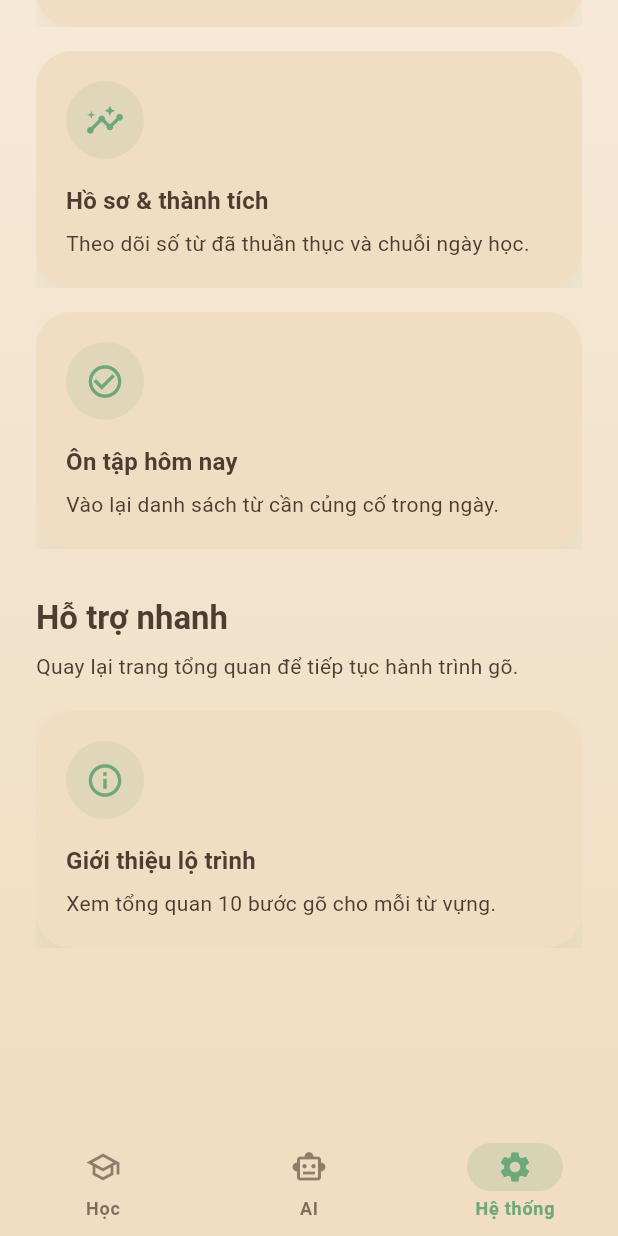
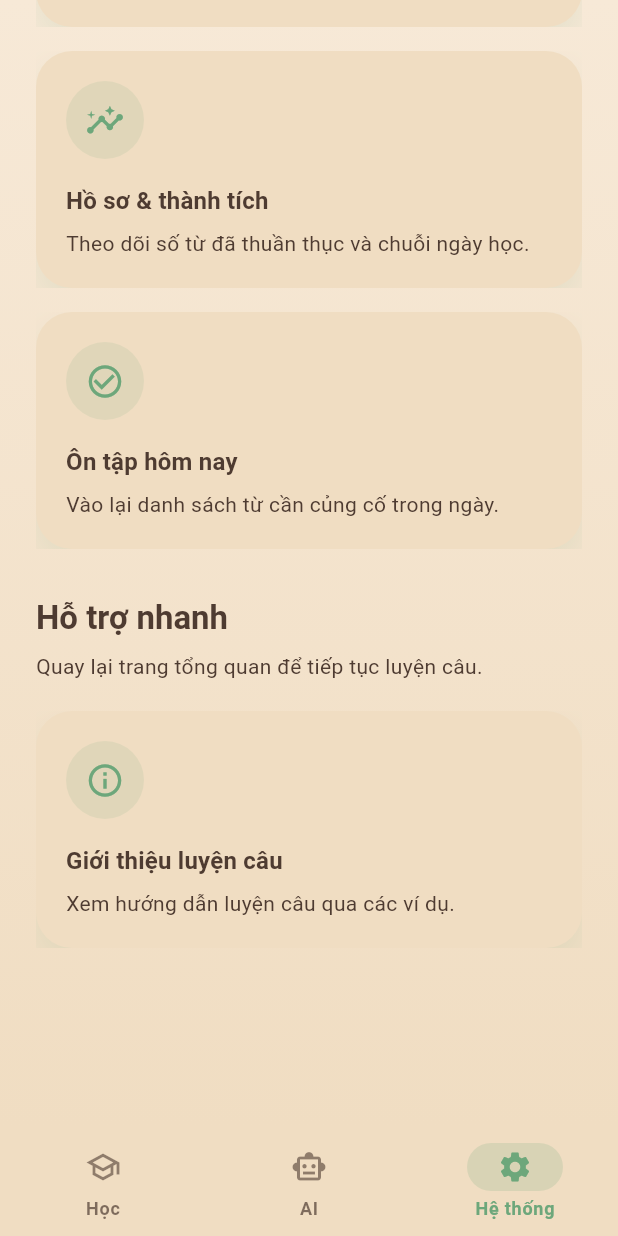
Before and after one commit to hieuhieu2202/learnchinesene, a Flutter app: the screen it shows after launch, item 3 of the bottom bar chosen, scrolled down 348 dp, on a phone screen of 412 x 824 dp. Run offline on Flutter 3.47's test engine with Material 3 defaults, Android fonts, the phone set to English and light mode, and no system bars; our stand-ins replace audioplayers, get, sqflite; accounts and stored records are empty.

Commit message:
Remove typing workflow guidance copy

```diff
--- a/lib/features/vocabulary/presentation/pages/home_page.dart
+++ b/lib/features/vocabulary/presentation/pages/home_page.dart
@@ -134,7 +134,7 @@ class _HomeWelcomeCard extends StatelessWidget {
         ),
         const SizedBox(height: 6),
         Text(
-          'Lựa chọn cấp độ HSK và luyện 10 bước gõ với ví dụ chuẩn.',
+          'Lựa chọn cấp độ HSK và luyện câu ví dụ chuẩn.',
           style: theme.textTheme.bodyMedium,
         ),
         const SizedBox(height: 20),
@@ -240,7 +240,7 @@ class _AiHubTab extends StatelessWidget {
           const SizedBox(height: 28),
           _AiSection(
             title: 'Gợi ý luyện câu',
-            subtitle: 'Tạo thêm câu ví dụ để luyện 10 bước gõ cho từng từ.',
+            subtitle: 'Tạo thêm câu ví dụ để thực hành gõ câu linh hoạt.',
             items: [
               _AiSectionItem(
                 icon: Icons.auto_awesome_outlined,
@@ -251,7 +251,7 @@ class _AiHubTab extends StatelessWidget {
                     AppRoutes.aiChat,
                     arguments: {
                       'prompt':
-                          'Hãy tạo các câu ví dụ mới dễ gõ có chứa từ vựng tôi đang học. Ưu tiên câu ngắn gọn để luyện gõ nhanh.',
+                        'Hãy tạo các câu ví dụ mới dễ gõ có chứa từ vựng tôi đang học. Ưu tiên câu ngắn gọn để luyện gõ nhanh.',
                       'displayText':
                           'Gợi ý giúp mình thêm câu luyện tập nhé!',
                     },
@@ -506,8 +506,8 @@ class _SystemHubTab extends StatelessWidget {
     final supportItems = [
       _NavigationItem(
         icon: Icons.info_outline,
-        title: 'Giới thiệu lộ trình',
-        subtitle: 'Xem tổng quan 10 bước gõ cho mỗi từ vựng.',
+        title: 'Giới thiệu luyện câu',
+        subtitle: 'Xem hướng dẫn luyện câu qua các ví dụ.',
         onTap: () => controller.changeTab(0),
       ),
     ];
@@ -538,7 +538,7 @@ class _SystemHubTab extends StatelessWidget {
           const SizedBox(height: 32),
           _NavigationGroup(
             title: 'Hỗ trợ nhanh',
-            subtitle: 'Quay lại trang tổng quan để tiếp tục hành trình gõ.',
+            subtitle: 'Quay lại trang tổng quan để tiếp tục luyện câu.',
             items: supportItems,
           ),
         ],
--- a/lib/features/vocabulary/presentation/pages/review_today_page.dart
+++ b/lib/features/vocabulary/presentation/pages/review_today_page.dart
@@ -167,8 +167,8 @@ class _ReviewSummary extends StatelessWidget {
           const SizedBox(height: 8),
           Text(
             total == 0
-                ? 'Hãy quay lại các bài học để tiếp tục hành trình.'
-                : 'Hoàn thành đủ 10 bước gõ để giữ vững phong độ.',
+                ? 'Hãy quay lại các bài học để tiếp tục luyện tập.'
+                : 'Hoàn thành các bài luyện gõ để giữ vững phong độ.',
             style: theme.textTheme.bodyMedium,
           ),
           const SizedBox(height: 16),
--- a/lib/features/vocabulary/presentation/pages/word_list_page.dart
+++ b/lib/features/vocabulary/presentation/pages/word_list_page.dart
@@ -194,7 +194,7 @@ class _UnitSummary extends StatelessWidget {
                   : FilledButton.icon(
                       onPressed: onPractice,
                       icon: const Icon(Icons.play_circle),
-                      label: const Text('Luyện hành trình 10 bước'),
+                      label: const Text('Bắt đầu luyện câu'),
                     );
 
               if (isCompact) {
```
